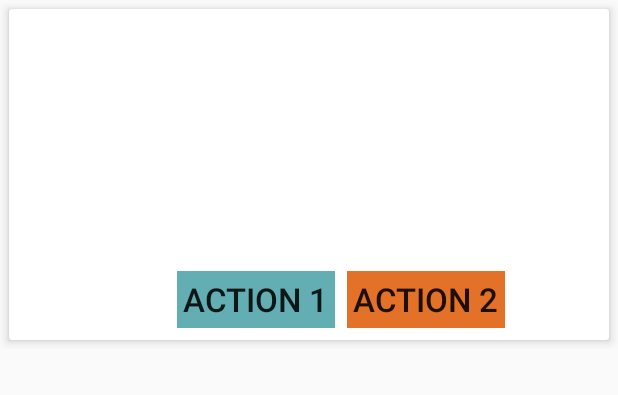
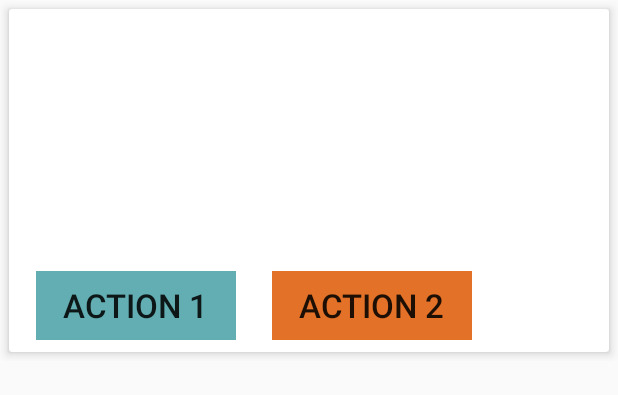
Before and after one commit to kinshines/autoseal, an Android app: the layout material_basic_image_buttons_card_layout.xml on its own in the app's theme, with its tools: preview values and no code run, on a phone screen of 412 x 824 dp. Shown: the top 395 px of the screen. Run offline under Robolectric (Android 15) with nearby library versions, the phone set to English and light mode, and no system bars; network calls fail.

Commit message:
larger seal button

```diff
--- a/materialList/src/main/res/layout/material_basic_image_buttons_card_layout.xml
+++ b/materialList/src/main/res/layout/material_basic_image_buttons_card_layout.xml
@@ -12,14 +12,20 @@
             card_view:cardCornerRadius="@dimen/card_corner_radius"
             card_view:cardElevation="@dimen/card_elevation">
         <LinearLayout
+            android:orientation="vertical"
+            android:layout_width="match_parent"
+            android:layout_height="wrap_content">
+            <LinearLayout
                 android:orientation="horizontal"
                 android:layout_width="fill_parent"
                 android:layout_height="wrap_content">
 
                 <ImageView
-                    android:layout_width="wrap_content"
-                    android:layout_height="match_parent"
-                    android:minWidth="100dp"
+                    android:layout_marginTop="10dp"
+                    android:layout_marginLeft="10dp"
+                    android:layout_width="120dp"
+                    android:layout_height="120dp"
+                    android:minWidth="50dp"
                     android:contentDescription="@null"
                     android:scaleType="centerInside"
                     android:id="@+id/image"/>
@@ -35,6 +41,10 @@
 
                     <include layout="@layout/divider"/>
 
+
+
+                </LinearLayout>
+            </LinearLayout>
             <LinearLayout
                 android:orientation="horizontal"
                 android:layout_width="wrap_content"
@@ -52,9 +62,8 @@
                     android:id="@+id/right_text_button"
                     tools:text="Action 2"/>
             </LinearLayout>
+        </LinearLayout>
 
-            </LinearLayout>
-        </LinearLayout>
 
     </android.support.v7.widget.CardView>
 
--- a/materialList/src/main/res/values/styles.xml
+++ b/materialList/src/main/res/values/styles.xml
@@ -143,11 +143,14 @@
 
     <style name="Material_Action" parent="@style/Base.TextAppearance.AppCompat.Button">
         <item name="android:layout_width">wrap_content</item>
-        <item name="android:layout_height">38dp</item>
-        <item name="android:minWidth">88dp</item>
-        <item name="android:padding">4dp</item>
-        <item name="android:layout_marginLeft">4dp</item>
-        <item name="android:layout_marginRight">4dp</item>
+        <item name="android:layout_height">46dp</item>
+        <item name="android:minWidth">128dp</item>
+        <item name="android:paddingLeft">18dp</item>
+        <item name="android:paddingRight">18dp</item>
+        <item name="android:paddingTop">8dp</item>
+        <item name="android:paddingBottom">8dp</item>
+        <item name="android:layout_marginLeft">10dp</item>
+        <item name="android:layout_marginRight">14dp</item>
         <item name="android:buttonStyle">@style/Base.Widget.AppCompat.Button</item>
         <item name="android:background">?attr/selectableItemBackground</item>
         <item name="android:textSize">@dimen/confirm_btn_size</item>
```
Lines whose indentation alone changed are shown as unchanged.
